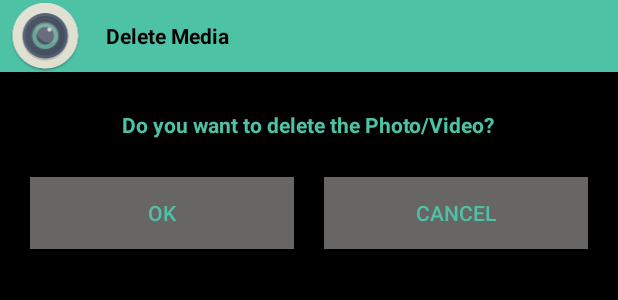
After one commit to koushick123/FlipCam, an Android app: the layout delete_media.xml on its own in the app's theme, with its tools: preview values and no code run, on a phone screen of 412 x 824 dp. The commit adds this screen. Shown: the top 300 px of the screen. Run offline under Robolectric (Android 15) with nearby library versions, the phone set to English and light mode, and no system bars.

Commit message:
Feat: Add delete media confirm message Add new layout to show delete media confirm message.

```diff
--- a/app/src/main/AndroidManifest.xml
+++ b/app/src/main/AndroidManifest.xml
@@ -48,8 +48,7 @@
 
         <activity
             android:name=".MediaActivity"
-            android:configChanges="orientation|screenSize"
-            >
+            android:configChanges="orientation|screenSize">
             </activity>
     </application>
 
--- a/app/src/main/java/com/flipcam/MediaActivity.java
+++ b/app/src/main/java/com/flipcam/MediaActivity.java
@@ -1,5 +1,6 @@
 package com.flipcam;
 
+import android.app.Dialog;
 import android.content.Context;
 import android.content.SharedPreferences;
 import android.content.res.ColorStateList;
@@ -68,6 +69,7 @@ public class MediaActivity extends AppCompatActivity implements ViewPager.OnPage
     TextView noImageText;
     ImageButton pause;
     ImageButton shareMedia;
+    Dialog deleteAlert;
 
     @Override
     protected void onStop() {
@@ -143,12 +145,15 @@ public class MediaActivity extends AppCompatActivity implements ViewPager.OnPage
             medias = MediaUtil.getMediaList(getApplicationContext());
             if(medias != null) {
                 mPagerAdapter.notifyDataSetChanged();
+                deleteAlert.dismiss();
             }
             else{
+                deleteAlert.dismiss();
                 showNoImagePlaceholder();
             }
         }
         else{
+            deleteAlert.dismiss();
             Toast.makeText(getApplicationContext(),"Unable to delete file",Toast.LENGTH_SHORT).show();
         }
     }
@@ -172,11 +177,14 @@ public class MediaActivity extends AppCompatActivity implements ViewPager.OnPage
         mPagerAdapter = new MediaSlidePager(getSupportFragmentManager());
         mPager.setAdapter(mPagerAdapter);
         deleteMedia = (ImageButton)findViewById(R.id.deleteMedia);
+        deleteAlert = new Dialog(this);
         deleteMedia.setOnClickListener(new View.OnClickListener(){
             @Override
             public void onClick(View view) {
                 Log.d(TAG,"Delete position = "+selectedPosition);
-                deleteMedia(selectedPosition);
+                deleteAlert.setContentView(R.layout.delete_media);
+                deleteAlert.setCancelable(true);
+                deleteAlert.show();
             }
         });
         videoControls = (LinearLayout)findViewById(R.id.videoControls);
@@ -204,6 +212,17 @@ public class MediaActivity extends AppCompatActivity implements ViewPager.OnPage
             reDrawPause();
             reDrawTopMediaControls();
         }
+    }
+
+    public void delete(View view){
+        Log.d(TAG,"DELETE");
+        view.setClickable(false);
+        deleteMedia(selectedPosition);
+    }
+
+    public void cancel(View view){
+        Log.d(TAG,"CANCEL");
+        deleteAlert.dismiss();
     }
 
     @Override
--- /dev/null
+++ b/app/src/main/res/layout/delete_media.xml
@@ -0,0 +1,80 @@
+<?xml version="1.0" encoding="utf-8"?>
+<LinearLayout
+    xmlns:android="http://schemas.android.com/apk/res/android"
+    android:orientation="vertical"
+    android:layout_width="match_parent"
+    android:layout_height="match_parent"
+    android:background="@color/mediaControlColor"
+    >
+
+    <LinearLayout
+        android:layout_width="match_parent"
+        android:layout_height="wrap_content"
+        android:background="@color/turqoise"
+        android:gravity="center"
+        android:orientation="horizontal">
+
+        <ImageView
+            android:id="@+id/imageView"
+            android:layout_width="wrap_content"
+            android:layout_height="wrap_content"
+            android:layout_weight=".05"
+            android:src="@mipmap/ic_launcher" />
+
+        <TextView
+            android:id="@+id/textView"
+            android:layout_width="wrap_content"
+            android:layout_height="wrap_content"
+            android:layout_weight="1"
+            android:paddingLeft="10dp"
+            android:text="@string/deleteTitle"
+            android:textColor="@color/mediaControlColor"
+            android:textStyle="bold" />
+
+    </LinearLayout>
+
+    <TextView
+        android:layout_width="wrap_content"
+        android:layout_height="wrap_content"
+        android:layout_gravity="center"
+        android:layout_marginLeft="20dp"
+        android:layout_marginRight="20dp"
+        android:paddingBottom="25dp"
+        android:paddingTop="25dp"
+        android:text="@string/deleteMessage"
+        android:textColor="@color/turqoise"
+        android:textStyle="bold" />
+
+    <LinearLayout
+        android:layout_width="match_parent"
+        android:layout_height="wrap_content"
+        android:layout_marginBottom="20dp"
+        android:gravity="center"
+        android:orientation="horizontal">
+
+        <Button
+            android:id="@+id/okButton"
+            android:layout_width="wrap_content"
+            android:layout_height="wrap_content"
+            android:layout_marginLeft="20dp"
+            android:layout_marginRight="10dp"
+            android:layout_weight="0.5"
+            android:background="@color/thumbnailPlaceholder"
+            android:onClick="delete"
+            android:text="@string/okToDelete"
+            android:textColor="@color/turqoise" />
+
+        <Button
+            android:id="@+id/cancelButton"
+            android:layout_width="wrap_content"
+            android:layout_height="wrap_content"
+            android:layout_marginLeft="10dp"
+            android:layout_marginRight="20dp"
+            android:layout_weight="0.5"
+            android:background="@color/thumbnailPlaceholder"
+            android:onClick="cancel"
+            android:text="@string/cancelToDelete"
+            android:textColor="@color/turqoise" />
+
+    </LinearLayout>
+</LinearLayout>
--- a/app/src/main/res/values/strings.xml
+++ b/app/src/main/res/values/strings.xml
@@ -23,4 +23,8 @@
     <string name="RECORD_SAVED">VIDEO SAVED</string>
     <string name="IMAGE_SAVED">IMAGE SAVED</string>
     <string name="NO_IMAGE">No Photos or Videos</string>
+    <string name="deleteTitle">Delete Media</string>
+    <string name="deleteMessage">Do you want to delete the Photo/Video?</string>
+    <string name="okToDelete">OK</string>
+    <string name="cancelToDelete">Cancel</string>
 </resources>
```
